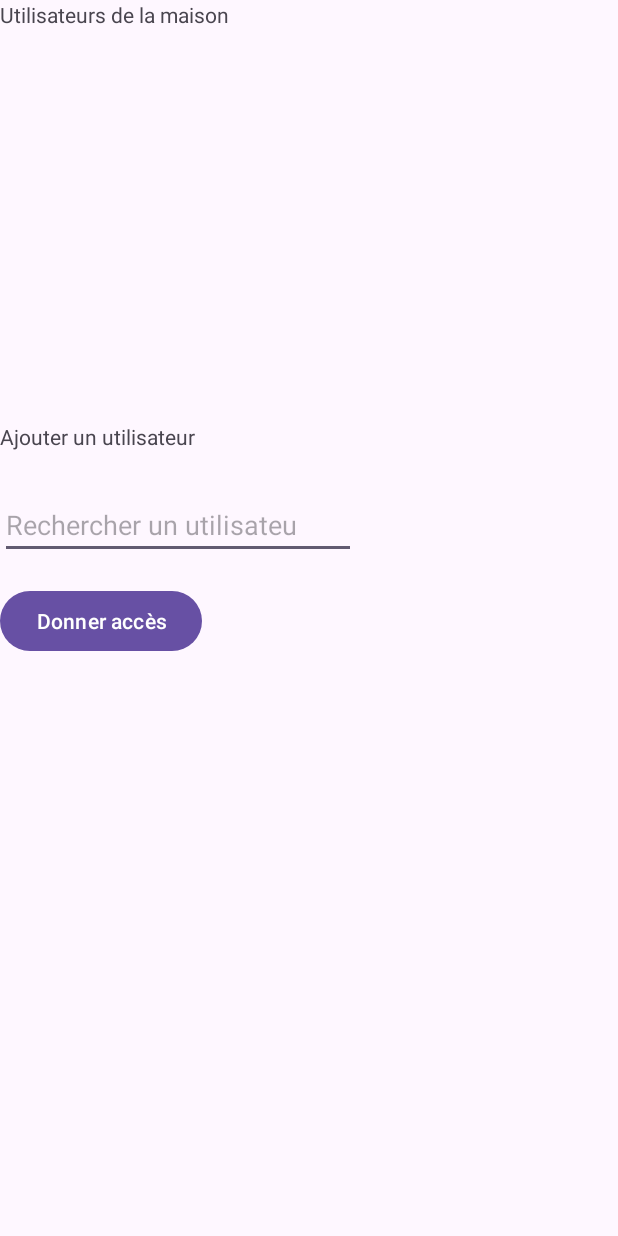
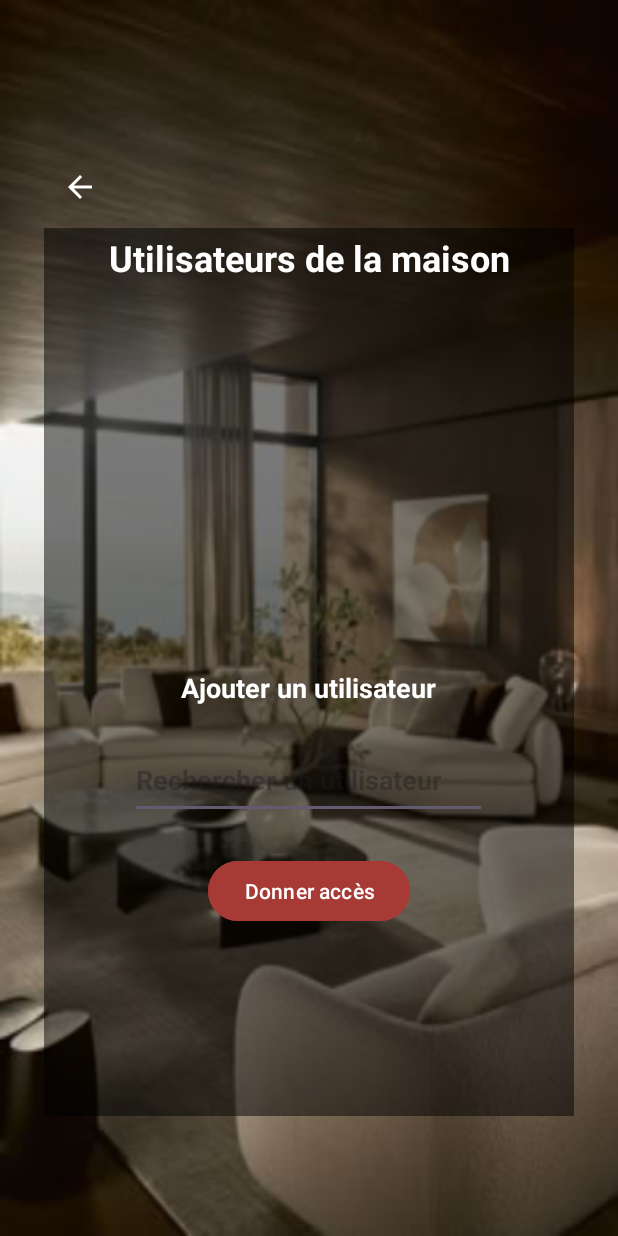
Before and after one commit to maku25/chalet_moderne, an Android app: the HouseUsersActivity screen opened directly, with no data from a screen before it, on a phone screen of 412 x 824 dp. Run offline under Robolectric (Android 15) with nearby library versions, the phone set to English and light mode, and no system bars; 1 statement that could not run was skipped.

Commit message:
detaille interface fix

```diff
--- a/app/src/main/res/layout/activity_house_users.xml
+++ b/app/src/main/res/layout/activity_house_users.xml
@@ -1,5 +1,8 @@
 <?xml version="1.0" encoding="utf-8"?>
-<androidx.constraintlayout.widget.ConstraintLayout xmlns:android="http://schemas.android.com/apk/res/android"
+<androidx.constraintlayout.widget.ConstraintLayout
+    android:background="@drawable/background_image"
+    android:padding="24dp"
+    xmlns:android="http://schemas.android.com/apk/res/android"
     xmlns:app="http://schemas.android.com/apk/res-auto"
     xmlns:tools="http://schemas.android.com/tools"
     android:id="@+id/main"
@@ -7,50 +10,83 @@
     android:layout_height="match_parent"
     tools:context=".ui.activities.HouseUsersActivity">
 
+    <LinearLayout
+        android:orientation="vertical"
+        android:id="@+id/btn_container"
+        android:layout_width="wrap_content"
+        android:layout_height="wrap_content"
+        app:layout_constraintTop_toTopOf="parent"
+        app:layout_constraintBottom_toBottomOf="parent"
+        app:layout_constraintStart_toStartOf="parent"
+        app:layout_constraintEnd_toEndOf="parent"
+        android:gravity="center"
+        android:layout_marginTop="16dp">
+
+        <ImageButton
+            android:id="@+id/btnBackkk"
+            android:layout_width="48dp"
+            android:layout_height="55dp"
+            android:layout_gravity="start"
+            android:background="@android:color/transparent"
+            android:src="@drawable/ic_arrow_back"
+            app:tint="@android:color/white" />
+
+        <LinearLayout
+            android:layout_width="353dp"
+            android:layout_height="592dp"
+            android:background="#80000000"
+            android:orientation="vertical">
+
             <TextView
                 android:id="@+id/textViewUsersTitle"
-        android:layout_width="wrap_content"
-        android:layout_height="wrap_content"
+                android:layout_width="match_parent"
+                android:layout_height="40dp"
+                android:gravity="center"
                 android:text="Utilisateurs de la maison"
-        app:layout_constraintStart_toStartOf="parent"
-        app:layout_constraintTop_toTopOf="parent" />
+                android:textColor="@color/white"
+                android:textSize="24sp"
+                android:textStyle="bold" />
 
             <ListView
                 android:id="@+id/listViewUsers"
                 android:layout_width="334dp"
                 android:layout_height="206dp"
-        android:layout_marginTop="32dp"
-        app:layout_constraintEnd_toEndOf="parent"
-        app:layout_constraintStart_toStartOf="parent"
-        app:layout_constraintTop_toBottomOf="@+id/textViewUsersTitle" />
+                android:layout_gravity="center"
+                android:layout_marginTop="24dp"
+                android:textColor="@color/white" />
+
 
             <TextView
                 android:id="@+id/textViewAddUser"
                 android:layout_width="wrap_content"
                 android:layout_height="wrap_content"
+                android:layout_gravity="center"
                 android:layout_marginTop="24dp"
                 android:text="Ajouter un utilisateur"
-        app:layout_constraintStart_toStartOf="parent"
-        app:layout_constraintTop_toBottomOf="@+id/listViewUsers" />
+                android:textColor="@color/white"
+                android:textSize="18sp"
+                android:textStyle="bold" />
 
             <AutoCompleteTextView
                 android:id="@+id/autoCompleteUserSearch"
-        android:layout_width="237dp"
-        android:layout_height="40dp"
-        android:layout_marginTop="32dp"
-        android:hint="Rechercher un utilisateu"
-        app:layout_constraintBottom_toTopOf="@+id/buttonAddUser"
-        app:layout_constraintTop_toBottomOf="@+id/textViewAddUser"
-        tools:layout_editor_absoluteX="42dp" />
+                android:layout_width="238dp"
+                android:layout_height="51dp"
+                android:layout_gravity="center"
+                android:layout_marginTop="24dp"
+                android:hint="Rechercher un utilisateur"
+                android:textColor="@color/white"
+                android:textStyle="bold" />
 
             <Button
                 android:id="@+id/buttonAddUser"
                 android:layout_width="wrap_content"
                 android:layout_height="wrap_content"
-        android:layout_marginTop="17dp"
+                android:layout_gravity="center"
+                android:layout_marginTop="24dp"
+                android:backgroundTint="#A83A36"
                 android:onClick="onAddUserClick"
-        android:text="Donner accès"
-        app:layout_constraintStart_toStartOf="parent"
-        app:layout_constraintTop_toBottomOf="@+id/autoCompleteUserSearch" />
+                android:text="Donner accès" />
+        </LinearLayout>
+    </LinearLayout>
 
 </androidx.constraintlayout.widget.ConstraintLayout>
--- a/app/src/main/res/layout/activity_login.xml
+++ b/app/src/main/res/layout/activity_login.xml
@@ -28,7 +28,8 @@
             android:layout_gravity="start"
             android:background="@android:color/transparent"
             android:src="@drawable/ic_arrow_back"
-            app:tint="@android:color/white" />
+            app:tint="@android:color/white"
+            android:onClick="backHome1"/>
 
         <LinearLayout
             android:id="@+id/login_container"
```
Also changed, not shown: app/src/main/res/layout/activity_house.xml (+49 -18 lines), app/src/main/res/layout/activity_main.xml (+17 -18 lines), app/src/main/res/layout/activity_register.xml (+8 -13 lines), app/src/main/res/layout/activity_user_dashboard.xml (+60 -39 lines). Lines whose indentation alone changed are shown as unchanged.
